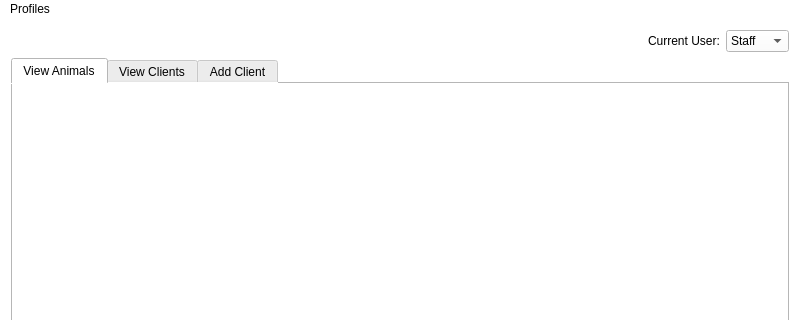
This is app/MainWindow/MainWindow.ui in lfroms/cuacs as Qt 5 draws it before an edit; both pictures show x 0 to 800 and y 0 to 320 of the 800 by 500 pixel window. The edited form follows.
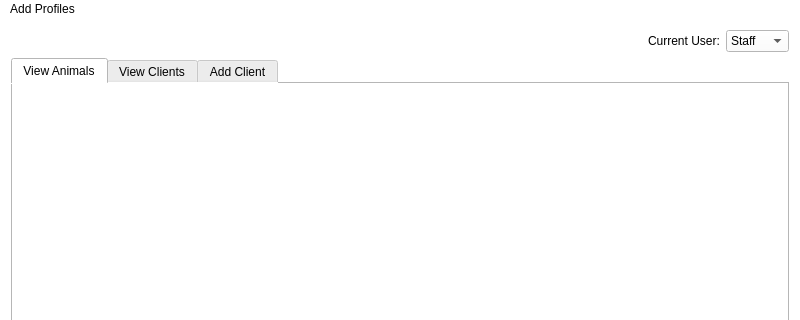
This is the edited form.

Commit message: Rename toolbar items for adding profiles

Diff of the .ui file:
```diff
--- a/app/MainWindow/MainWindow.ui
+++ b/app/MainWindow/MainWindow.ui
@@ -245,7 +245,7 @@
    </property>
    <widget class="QMenu" name="menuTools">
     <property name="title">
-     <string>Profiles</string>
+     <string>Add Profiles</string>
     </property>
     <addaction name="actionAdd_Animal"/>
     <addaction name="actionAdd_Client"/>
```
Left out of the diff: 4 changed lines with no effect on the pictures.
